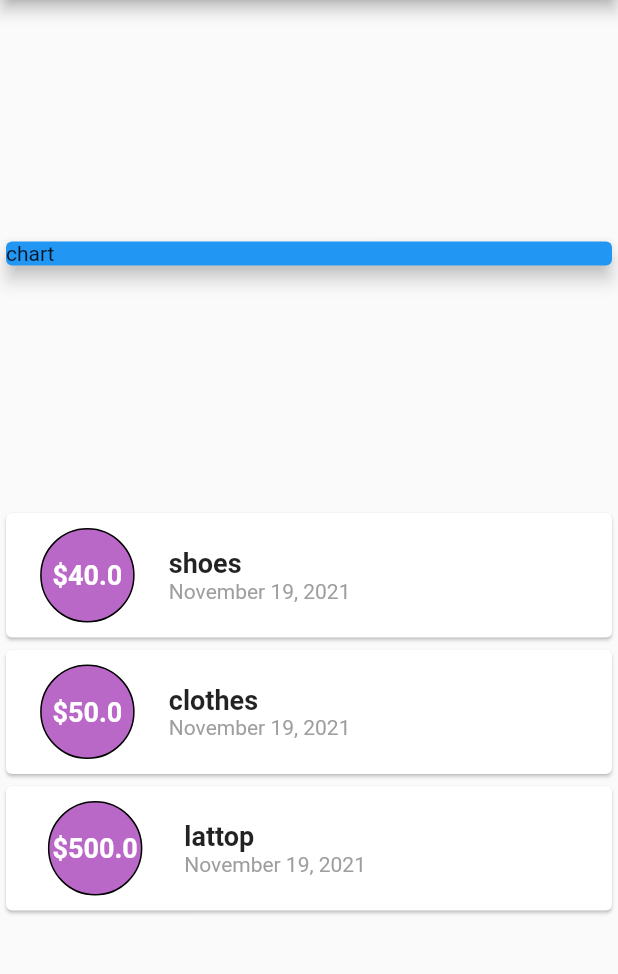
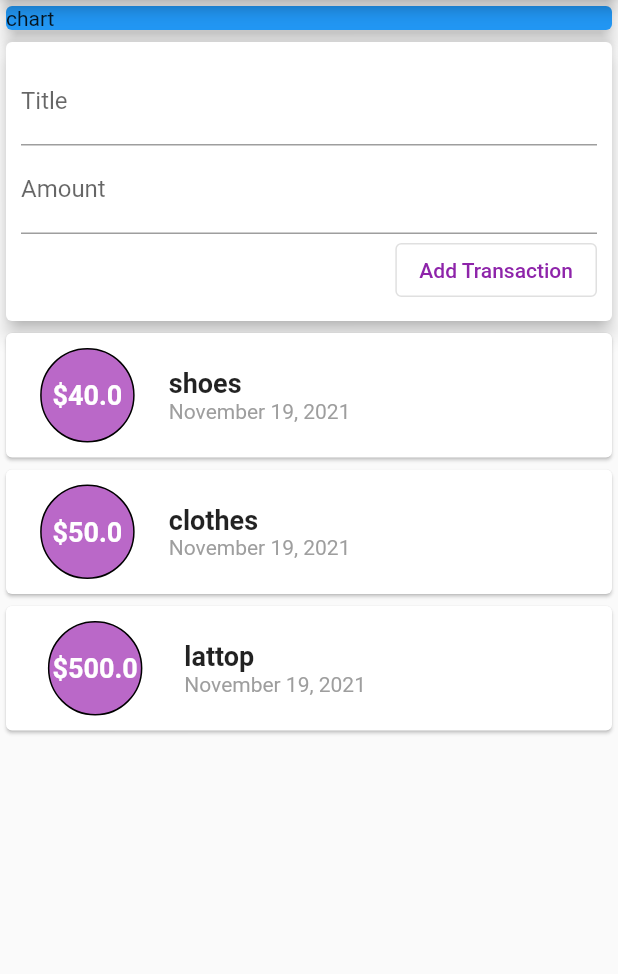
Before and after one commit to Hein60700/expenses_app, a Flutter app: the screen it shows after launch, on a phone screen of 412 x 824 dp, the part 84-1058 px from its top. Run offline on Flutter 3.47's test engine with Material 2 defaults, Android fonts, the phone set to English and light mode, and no system bars.

Commit message:
Text filed Widget and Changing file and arrange widget

```diff
--- a/expense_app/lib/main.dart
+++ b/expense_app/lib/main.dart
@@ -1,6 +1,6 @@
-import 'package:expense_app/transaction.dart';
+
 import 'package:flutter/material.dart';
-import 'package:intl/intl.dart';
+import 'widgets/user_transaction.dart';
 
 void main() {
   runApp(const MyApp());
@@ -18,28 +18,8 @@ class MyApp extends StatelessWidget {
 }
 
 class MyHomePage extends StatelessWidget {
-  MyHomePage({Key? key}) : super(key: key);
 
-  final List<Transaction> transactions = [
-    Transaction(
-      id: 'id1',
-      title: "shoes",
-      amount: 40,
-      dateTime: DateTime.now(),
-    ),
-    Transaction(
-      id: 'id2',
-      title: "clothes",
-      amount: 50,
-      dateTime: DateTime.now(),
-    ),
-    Transaction(
-      id: 'id3',
-      title: "lattop",
-      amount: 500,
-      dateTime: DateTime.now(),
-    ),
-  ];
+
 
   @override
   Widget build(BuildContext context) {
@@ -52,7 +32,7 @@ class MyHomePage extends StatelessWidget {
         ),
       ),
       body: Column(
-        mainAxisAlignment: MainAxisAlignment.spaceEvenly,
+        //mainAxisAlignment: MainAxisAlignment.spaceEvenly,
         children: [
           Container(
             width: double.infinity,
@@ -62,53 +42,7 @@ class MyHomePage extends StatelessWidget {
               color: Colors.blue,
             ),
           ),
-          Column(
-            children: transactions.map((tx) {
-              return Card(
-                child: Row(
-                  children: [
-                    Container(
-                      child: Text(
-                        '\$${tx.amount.toString()}' ,
-                        style: TextStyle(
-                          color: Colors.white,
-                          fontWeight: FontWeight.bold,
-                          fontSize: 18,
-                        ),
-                      ),
-                      margin: EdgeInsets.all(10),
-                      padding: EdgeInsets.all(20),
-                      decoration: BoxDecoration(
-                        shape: BoxShape.circle,
-                        color: Colors.purple.shade300,
-                        border: Border.all(
-                          color: Colors.black,
-                          width: 1,
-                        ),
-
-                      ),
-                    ),
-                    Column(
-                      crossAxisAlignment: CrossAxisAlignment.start,
-                      children: [
-                        Text(
-                          tx.title!,
-                          style: TextStyle(
-                              fontSize: 18, fontWeight: FontWeight.bold),
-                        ),
-                        Text(
-                          DateFormat.yMMMMd().format(tx.dateTime!),
-                          style: TextStyle(
-                            color: Colors.grey,
-                          ),
-                        ),
-                      ],
-                    )
-                  ],
-                ),
-              );
-            }).toList(),
-          ),
+         UserTransaction(),
         ],
       ),
     );
--- /dev/null
+++ b/expense_app/lib/widgets/new_transaction.dart
@@ -0,0 +1,44 @@
+import 'package:expense_app/widgets/user_transaction.dart';
+import 'package:flutter/material.dart';
+
+class NewTansaction extends StatelessWidget {
+
+   final Function addTx;
+  NewTansaction(this.addTx);
+  TextEditingController titleController = TextEditingController();
+  TextEditingController amountController = TextEditingController();
+
+  @override
+  Widget build(BuildContext context) {
+    return Card(
+      elevation: 5,
+      child: Container(
+        padding: EdgeInsets.all(10),
+        child: Column(
+          crossAxisAlignment: CrossAxisAlignment.end,
+          children: [
+            TextField(
+              decoration: InputDecoration(labelText: 'Title'),
+              controller: titleController,
+            ),
+            TextField(
+              decoration: InputDecoration(
+                labelText: 'Amount',
+              ),
+              controller: amountController,
+            ),
+            OutlinedButton(
+              onPressed: () {
+                addTx(titleController.text,double.parse(amountController.text));
+              },
+              child: Text(
+                'Add Transaction',
+                style: TextStyle(color: Colors.purple.shade600),
+              ),
+            ),
+          ],
+        ),
+      ),
+    );
+  }
+}
--- /dev/null
+++ b/expense_app/lib/widgets/transaction_list.dart
@@ -0,0 +1,62 @@
+import 'package:expense_app/models/transaction.dart';
+import 'package:flutter/material.dart';
+import 'package:intl/intl.dart';
+
+
+
+class TransactionList extends StatelessWidget {
+
+  List<Transaction>? userTransactions;
+  TransactionList( this.userTransactions);
+
+
+  @override
+  Widget build(BuildContext context) {
+    return Column(
+            children: userTransactions!.map((tx) {
+              return Card(
+                child: Row(
+                  children: [
+                    Container(
+                      child: Text(
+                        '\$${tx.amount.toString()}',
+                        style: TextStyle(
+                          color: Colors.white,
+                          fontWeight: FontWeight.bold,
+                          fontSize: 18,
+                        ),
+                      ),
+                      margin: EdgeInsets.all(10),
+                      padding: EdgeInsets.all(20),
+                      decoration: BoxDecoration(
+                        shape: BoxShape.circle,
+                        color: Colors.purple.shade300,
+                        border: Border.all(
+                          color: Colors.black,
+                          width: 1,
+                        ),
+                      ),
+                    ),
+                    Column(
+                      crossAxisAlignment: CrossAxisAlignment.start,
+                      children: [
+                        Text(
+                          tx.title!,
+                          style: TextStyle(
+                              fontSize: 18, fontWeight: FontWeight.bold),
+                        ),
+                        Text(
+                          DateFormat.yMMMMd().format(tx.dateTime!),
+                          style: TextStyle(
+                            color: Colors.grey,
+                          ),
+                        ),
+                      ],
+                    )
+                  ],
+                ),
+              );
+            }).toList(),
+          );
+  }
+}
--- /dev/null
+++ b/expense_app/lib/widgets/user_transaction.dart
@@ -0,0 +1,55 @@
+import 'package:expense_app/models/transaction.dart';
+import 'package:expense_app/widgets/new_transaction.dart';
+import 'package:expense_app/widgets/transaction_list.dart';
+import 'package:flutter/material.dart';
+
+class UserTransaction extends StatefulWidget {
+  const UserTransaction({Key? key}) : super(key: key);
+
+  @override
+  _UserTransactionState createState() => _UserTransactionState();
+}
+
+class _UserTransactionState extends State<UserTransaction> {
+  final List<Transaction> _userTransactions = [
+    Transaction(
+      id: 'id1',
+      title: "shoes",
+      amount: 40,
+      dateTime: DateTime.now(),
+    ),
+    Transaction(
+      id: 'id2',
+      title: "clothes",
+      amount: 50,
+      dateTime: DateTime.now(),
+    ),
+    Transaction(
+      id: 'id3',
+      title: "lattop",
+      amount: 500,
+      dateTime: DateTime.now(),
+    )
+  ];
+  void _addNewTransaction(String txTitle, double txAmount) {
+    final newTx = Transaction(
+        id: DateTime.now().toString(),
+        title: txTitle,
+        amount: txAmount,
+        dateTime: DateTime.now());
+
+    setState(() {
+      _userTransactions.add(newTx);
+    });
+  }
+
+  @override
+  Widget build(BuildContext context) {
+    return Column(
+      children: [
+        NewTansaction(_addNewTransaction),
+        TransactionList(_userTransactions),
+      ],
+    );
+  }
+}
```
Also changed, not shown: expense_app/lib/models/transaction.dart (renamed from expense_app/lib/transaction.dart).
